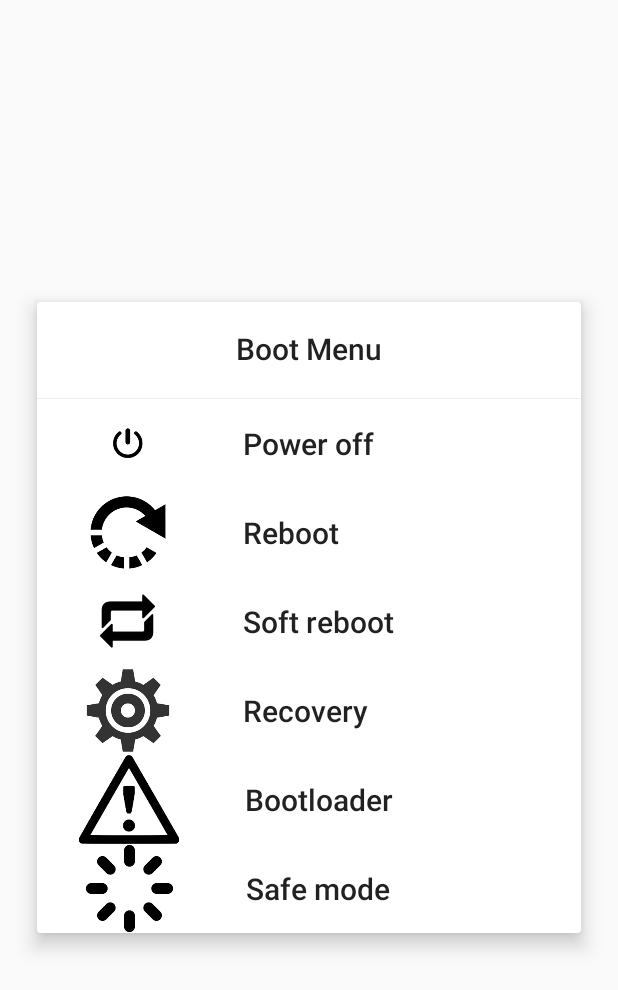
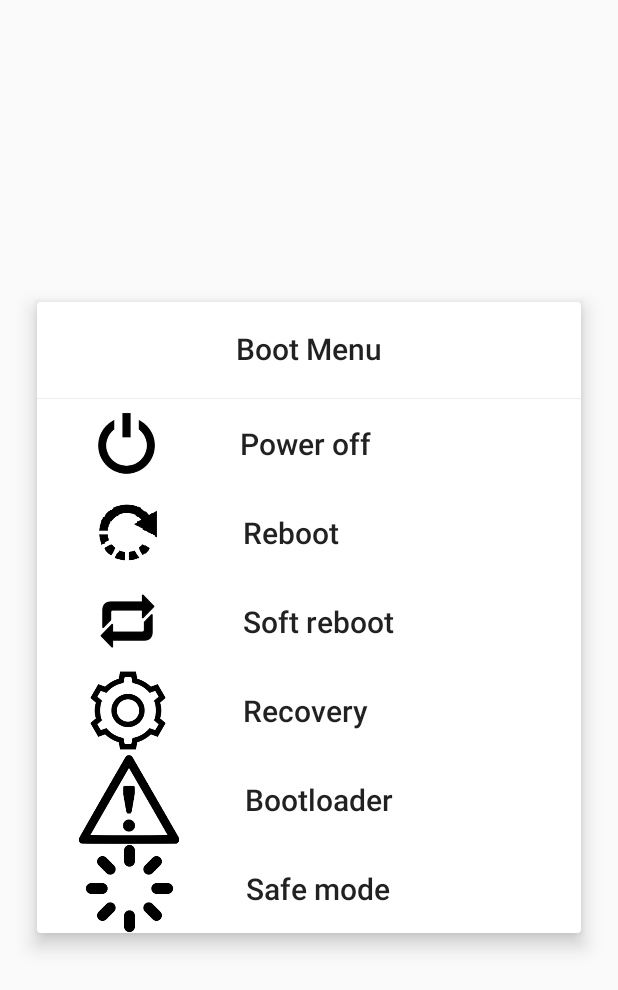
Before and after one commit to Octane70/Android_Studio, an Android app: the screen it shows after launch (MainActivity), on a phone screen of 412 x 824 dp. Shown: the top 990 px of the screen. Run offline under Robolectric (Android 15) with nearby library versions, the light colour scheme and no system bars; our stand-ins replace ButterKnife; libraries missing offline, so code that uses them is left out: android.support.v4, eu.chainfire.libsuperuser; 1 statement that could not run was skipped.

Commit message:
BootMenu: resize and add more icons

```diff
--- a/BootMenu/app/src/main/res/layout/activity_main.xml
+++ b/BootMenu/app/src/main/res/layout/activity_main.xml
@@ -56,7 +56,7 @@
             <TextView
                 android:id="@+id/shutdown"
                 style="@style/TextAppearance.AppCompat.Title"
-                android:layout_width="241dp"
+                android:layout_width="243dp"
                 android:layout_height="wrap_content"
                 android:background="?android:attr/selectableItemBackground"
                 android:gravity="center_vertical"
@@ -127,7 +127,7 @@
                 android:layout_height="match_parent"
                 android:layout_weight="1"
                 android:contentDescription="@string/ic_reboot_recovery"
-                android:src="@drawable/ic_recovery2" />
+                android:src="@drawable/ic_recovery" />
 
             <TextView
                 android:id="@+id/reboot_recovery"
```
Also changed, not shown: BootMenu/app/src/main/res/drawable/ic_reboot.png, BootMenu/app/src/main/res/drawable/ic_shutdown.png, BootMenu/app/src/main/res/drawable/ic_soft_reboot.png, BootMenu/app/src/main/res/mipmap-hdpi/ic_launcher.png, BootMenu/app/src/main/res/mipmap-mdpi/ic_launcher.png, BootMenu/app/src/main/res/mipmap-xhdpi/ic_launcher.png, BootMenu/app/src/main/res/mipmap-xxhdpi/ic_launcher.png, BootMenu/app/src/main/res/mipmap-xxxhdpi/ic_launcher.png.
